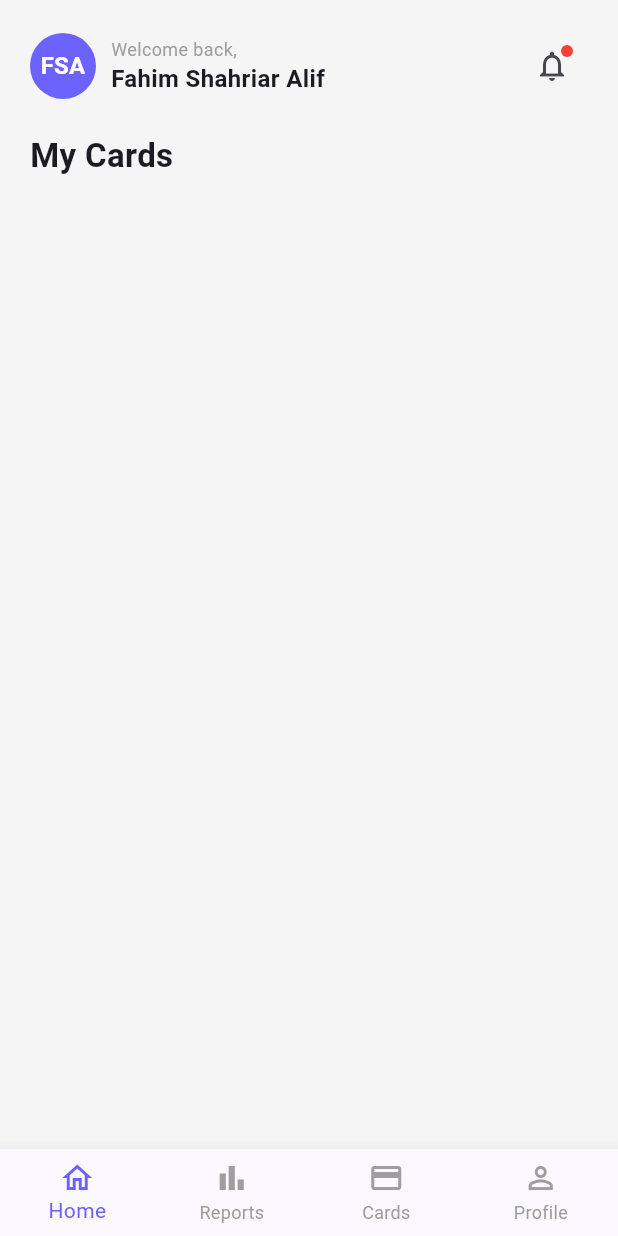
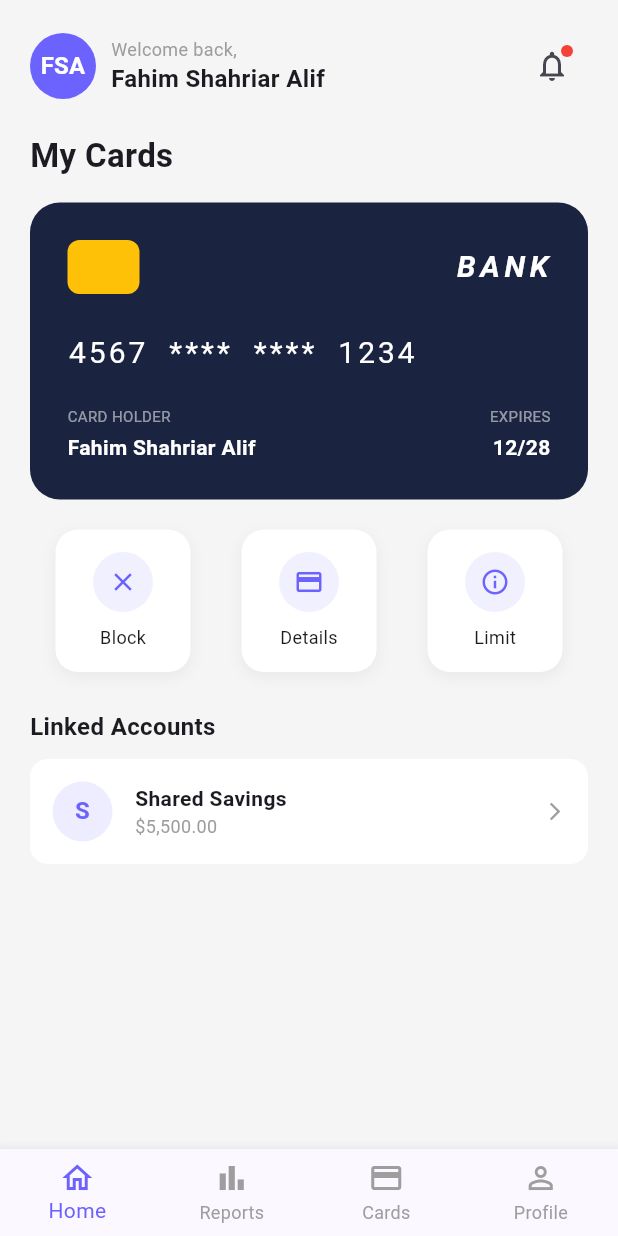
Before and after one commit to fahim-shahriar-alif/assignment-two-flutter_UI-FAHIM_SHAHRIAR_ALIF-2221079, a Flutter app: the screen it shows after launch, swiped to page 3, on a phone screen of 412 x 824 dp. Run offline on Flutter 3.47's test engine with Material 3 defaults, Android fonts, the phone set to English and light mode, and no system bars.

Commit message:
Completed the Cards page

```diff
--- a/lib/screens/cards_tab.dart
+++ b/lib/screens/cards_tab.dart
@@ -1,4 +1,5 @@
 import 'package:flutter/material.dart';
+import '../utility/constant.dart';
 import '../widgets/top_bar_widget.dart';
 
 class CardsTab extends StatelessWidget {
@@ -18,10 +19,171 @@ class CardsTab extends StatelessWidget {
               const SizedBox(height: 20.00),
               const Text('My Cards',
                   style: TextStyle(fontWeight: FontWeight.bold, fontSize: 22.00)),
+              const SizedBox(height: 16.00),
+              _buildCreditCard(),
+              const SizedBox(height: 20.00),
+              _buildCardActions(),
+              const SizedBox(height: 25.00),
+              const Text('Linked Accounts',
+                  style: TextStyle(fontWeight: FontWeight.bold, fontSize: 16.00)),
+              const SizedBox(height: 10.00),
+              _buildLinkedAccount('S', 'Shared Savings', '\$5,500.00'),
             ],
           ),
         ),
       ),
     );
   }
+
+  Widget _buildCreditCard() {
+    return Container(
+      width: double.infinity,
+      padding: const EdgeInsets.all(25.00),
+      decoration: BoxDecoration(
+        color: const Color(0xFF1A2340),
+        borderRadius: BorderRadius.circular(20.00),
+      ),
+      child: Column(
+        crossAxisAlignment: CrossAxisAlignment.start,
+        children: [
+
+          Row(
+            mainAxisAlignment: MainAxisAlignment.spaceBetween,
+            children: [
+              Container(
+                width: 48.00,
+                height: 36.00,
+                decoration: BoxDecoration(
+                  color: Colors.amber,
+                  borderRadius: BorderRadius.circular(8.00),
+                ),
+              ),
+              const Text('BANK',
+                  style: TextStyle(
+                      color: Colors.white,
+                      fontSize: 20.00,
+                      fontWeight: FontWeight.bold,
+                      fontStyle: FontStyle.italic,
+                      letterSpacing: 3.0)),
+            ],
+          ),
+
+          const SizedBox(height: 25.00),
+
+          const Text('4567  ****  ****  1234',
+              style: TextStyle(
+                  color: Colors.white,
+                  fontSize: 20.00,
+                  letterSpacing: 2.0)),
+
+          const SizedBox(height: 20.00),
+
+          Row(
+            mainAxisAlignment: MainAxisAlignment.spaceBetween,
+            children: [
+              Column(
+                crossAxisAlignment: CrossAxisAlignment.start,
+                children: [
+                  const Text('CARD HOLDER',
+                      style: TextStyle(color: Colors.white54, fontSize: 10.00)),
+                  const SizedBox(height: 4.00),
+                  Text(AppConstant.studentName,
+                      style: const TextStyle(
+                          color: Colors.white,
+                          fontWeight: FontWeight.bold,
+                          fontSize: 14.00)),
+                ],
+              ),
+              const Column(
+                crossAxisAlignment: CrossAxisAlignment.end,
+                children: [
+                  Text('EXPIRES',
+                      style: TextStyle(color: Colors.white54, fontSize: 10.00)),
+                  SizedBox(height: 4.00),
+                  Text('12/28',
+                      style: TextStyle(
+                          color: Colors.white,
+                          fontWeight: FontWeight.bold,
+                          fontSize: 14.00)),
+                ],
+              ),
+            ],
+          ),
+        ],
+      ),
+    );
+  }
+
+  Widget _buildCardActions() {
+    return Row(
+      mainAxisAlignment: MainAxisAlignment.spaceAround,
+      children: [
+        _buildActionButton(Icons.close,        'Block'),
+        _buildActionButton(Icons.credit_card,  'Details'),
+        _buildActionButton(Icons.info_outline,  'Limit'),
+      ],
+    );
+  }
+
+  Widget _buildActionButton(IconData icon, String label) {
+    return Container(
+      padding: const EdgeInsets.symmetric(horizontal: 25.00, vertical: 15.00),
+      decoration: BoxDecoration(
+        color: Colors.white,
+        borderRadius: BorderRadius.circular(15.00),
+        boxShadow: [
+          BoxShadow(
+            color: Colors.black.withAlpha(13),
+            blurRadius: 8.00,
+            offset: const Offset(0.00, 3.00),
+          ),
+        ],
+      ),
+      child: Column(
+        children: [
+          CircleAvatar(
+            radius: 20.00,
+            backgroundColor: AppConstant.primaryColor.withAlpha(25),
+            child: Icon(icon, color: AppConstant.primaryColor, size: 20.00),
+          ),
+          const SizedBox(height: 8.00),
+          Text(label, style: const TextStyle(fontSize: 12.00)),
+        ],
+      ),
+    );
+  }
+
+  Widget _buildLinkedAccount(String initial, String name, String amount) {
+    return Container(
+      padding: const EdgeInsets.all(15.00),
+      decoration: BoxDecoration(
+        color: Colors.white,
+        borderRadius: BorderRadius.circular(12.00),
+      ),
+      child: Row(
+        children: [
+          CircleAvatar(
+            radius: 20.00,
+            backgroundColor: AppConstant.primaryColor.withAlpha(30),
+            child: Text(initial,
+                style: TextStyle(
+                    color: AppConstant.primaryColor,
+                    fontWeight: FontWeight.bold)),
+          ),
+          const SizedBox(width: 15.00),
+          Column(
+            crossAxisAlignment: CrossAxisAlignment.start,
+            children: [
+              Text(name,
+                  style: const TextStyle(fontWeight: FontWeight.bold)),
+              Text(amount,
+                  style: const TextStyle(color: Colors.grey, fontSize: 12.00)),
+            ],
+          ),
+          const Spacer(),
+          const Icon(Icons.arrow_forward_ios, size: 14.00, color: Colors.grey),
+        ],
+      ),
+    );
+  }
 }
```
